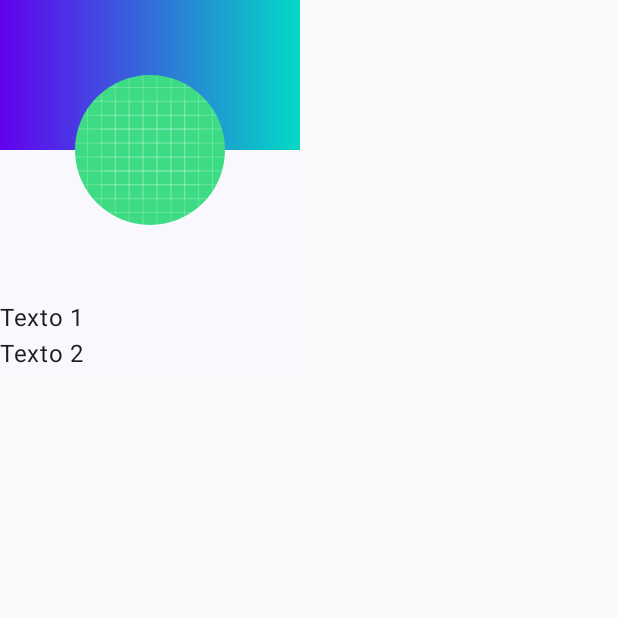
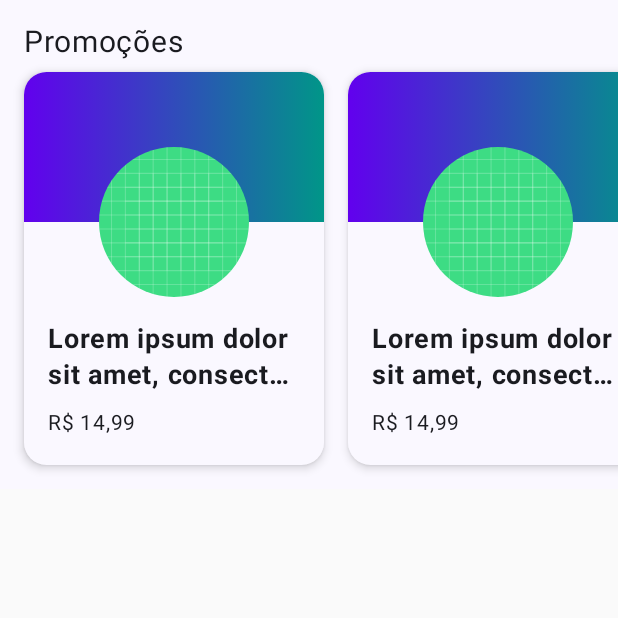
Before and after one commit to eduardobelico/Aluvery, an Android app built with Jetpack Compose: the screen it shows after launch (MainActivity), on a phone screen of 412 x 824 dp, the top half of it. Run offline under Robolectric (Android 15) with nearby library versions, the phone set to English and light mode, and no system bars.

Commit message:
Criada lista de produtos usando scroll state e spacers.

```diff
--- a/app/src/main/java/com/example/aluvery/MainActivity.kt
+++ b/app/src/main/java/com/example/aluvery/MainActivity.kt
@@ -1,29 +1,51 @@
 package com.example.aluvery
 
 import android.os.Bundle
+import android.widget.Space
 import androidx.activity.ComponentActivity
 import androidx.activity.compose.setContent
+import androidx.compose.foundation.BorderStroke
 import androidx.compose.foundation.Image
+import androidx.compose.foundation.ScrollState
 import androidx.compose.foundation.background
+import androidx.compose.foundation.border
+import androidx.compose.foundation.horizontalScroll
+import androidx.compose.foundation.layout.Arrangement
 import androidx.compose.foundation.layout.Box
 import androidx.compose.foundation.layout.Column
+import androidx.compose.foundation.layout.Row
+import androidx.compose.foundation.layout.Spacer
+import androidx.compose.foundation.layout.fillMaxHeight
 import androidx.compose.foundation.layout.fillMaxWidth
 import androidx.compose.foundation.layout.height
+import androidx.compose.foundation.layout.heightIn
 import androidx.compose.foundation.layout.offset
+import androidx.compose.foundation.layout.padding
 import androidx.compose.foundation.layout.size
 import androidx.compose.foundation.layout.width
+import androidx.compose.foundation.layout.widthIn
+import androidx.compose.foundation.rememberScrollState
 import androidx.compose.foundation.shape.CircleShape
+import androidx.compose.foundation.shape.RoundedCornerShape
 import androidx.compose.material3.Surface
 import androidx.compose.material3.Text
 import androidx.compose.runtime.Composable
-import androidx.compose.ui.Alignment.Companion.CenterHorizontally
+import androidx.compose.ui.Alignment
+import androidx.compose.ui.Alignment.Companion.BottomCenter
+import androidx.compose.ui.Alignment.Companion.CenterEnd
 import androidx.compose.ui.Modifier
 import androidx.compose.ui.draw.clip
 import androidx.compose.ui.graphics.Brush
 import androidx.compose.ui.res.painterResource
+import androidx.compose.ui.text.font.FontWeight
+import androidx.compose.ui.text.style.TextOverflow
 import androidx.compose.ui.tooling.preview.Preview
+import androidx.compose.ui.tooling.preview.datasource.LoremIpsum
 import androidx.compose.ui.unit.dp
+import androidx.compose.ui.unit.sp
 import com.example.aluvery.ui.theme.AluveryTheme
+import com.example.aluvery.ui.theme.Pink40
+import com.example.aluvery.ui.theme.Purple40
 import com.example.aluvery.ui.theme.Purple500
 import com.example.aluvery.ui.theme.Teal200
 
@@ -33,7 +55,7 @@ class MainActivity : ComponentActivity() {
         setContent {
             AluveryTheme {
                 Surface {
-                    ProductItem()
+                    ProductSection()
                 }
             }
 
@@ -41,17 +63,21 @@ class MainActivity : ComponentActivity() {
     }
 }
 
-@Preview(showBackground = true)
 @Composable
 fun ProductItem() {
+    Surface(
+        shape = RoundedCornerShape(15.dp),
+        shadowElevation = 4.dp
+    ) {
         Column(
             Modifier
-            .height(250.dp)
+                .heightIn(250.dp, 300.dp)
                 .width(200.dp)
         ) {
+            val imageSize = 100.dp
             Box(
                 modifier = Modifier
-                .height(100.dp)
+                    .height(imageSize)
                     .fillMaxWidth()
                     .background(
                         brush = Brush.horizontalGradient(
@@ -60,17 +86,76 @@ fun ProductItem() {
                             )
                         )
                     )
-        )
+            ) {
                 Image(
                     painter = painterResource(id = R.drawable.ic_launcher_background),
                     contentDescription = "Imagem do produto",
                     Modifier
-                .size(100.dp)
-                .offset(y = (-50).dp)
+                        .size(imageSize)
+                        .offset(y = imageSize / 2)
                         .clip(shape = CircleShape)
-                .align(CenterHorizontally)
+                        .align(BottomCenter)
                 )
-        Text(text = "Texto 1")
-        Text(text = "Texto 2")
+            }
+            Spacer(modifier = Modifier.height(imageSize / 2))
+            Column(
+                Modifier.padding(16.dp)
+            ) {
+                Text(
+                    text = LoremIpsum(50).values.first(),
+                    fontSize = 18.sp,
+                    fontWeight = FontWeight(700),
+                    maxLines = 2,
+                    overflow = TextOverflow.Ellipsis
+                )
+                Text(
+                    text = "R$ 14,99",
+                    Modifier.padding(top = 8.dp),
+                    fontSize = 14.sp,
+                    fontWeight = FontWeight(400)
+                )
             }
         }
+    }
+}
+
+@Composable
+fun ProductSection() {
+    Column {
+        Text(
+            text = "Promoções",
+            Modifier.padding(start = 16.dp, top = 16.dp, end = 16.dp),
+            fontSize = 20.sp,
+            fontWeight = FontWeight(400)
+        )
+        Row(
+            Modifier
+                .padding(
+                    top = 8.dp,
+                    bottom = 16.dp
+                )
+                .fillMaxWidth()
+                .horizontalScroll(rememberScrollState()),
+            horizontalArrangement = Arrangement.spacedBy(16.dp)
+        ) {
+            Spacer(modifier = Modifier)
+            ProductItem()
+            ProductItem()
+            ProductItem()
+            Spacer(modifier = Modifier)
+        }
+    }
+}
+
+
+@Preview(showBackground = true)
+@Composable
+private fun ProductItemPreview() {
+    ProductItem()
+}
+
+@Preview(showBackground = true)
+@Composable
+private fun ProductSectionPreview() {
+    ProductSection()
+}
--- a/app/src/main/java/com/example/aluvery/ui/theme/Color.kt
+++ b/app/src/main/java/com/example/aluvery/ui/theme/Color.kt
@@ -8,7 +8,7 @@ val Pink80 = Color(0xFFEFB8C8)
 
 val Purple40 = Color(0xFF6650a4)
 val PurpleGrey40 = Color(0xFF625b71)
-val Pink40 = Color(0xFF7D5260)
+val Pink40 = Color(0xFFC382CE)
 
 val Purple500 = Color(0xFF6200EE)
-val Teal200 = Color(0xFF03DAC5)
+val Teal200 = Color(0xFF009688)
```
Also changed, not shown: app/src/main/java/com/example/aluvery/ui/components/TestComponents.kt (+68 -0 lines). Lines whose indentation alone changed are shown as unchanged.
